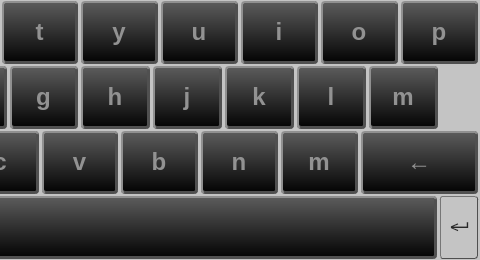
First picture: the form in src/QVirtualKeyboard.ui, repository drradwan/Qin, before the edit; both pictures show x 320 to 800 and y 0 to 260 of the 800 by 260 pixel window.
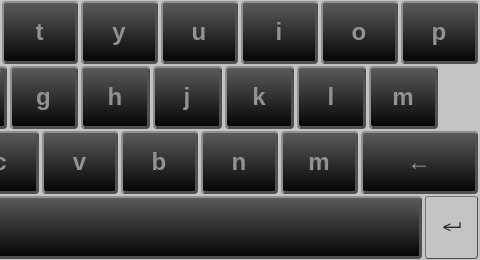
Second picture: the form after the edit.

```diff
--- a/src/QVirtualKeyboard.ui
+++ b/src/QVirtualKeyboard.ui
@@ -1055,7 +1055,7 @@
           </size>
          </property>
          <property name="text">
-          <string>↵</string>
+          <string>  ↵  </string>
          </property>
         </widget>
        </item>
```
